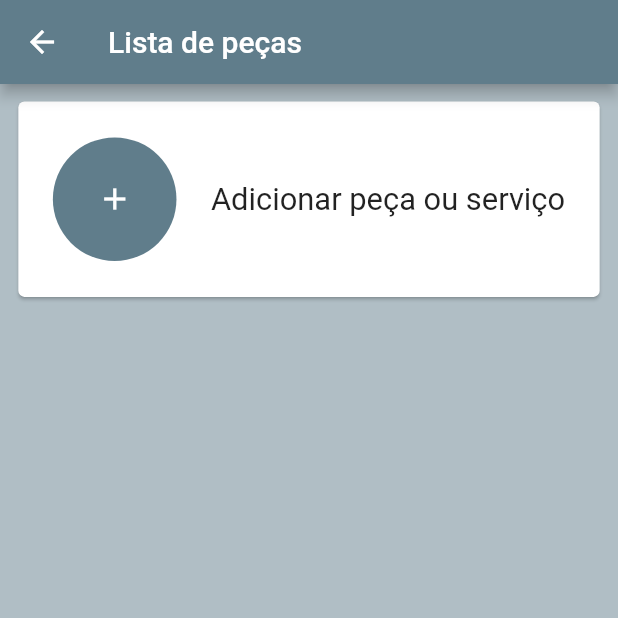
After one commit to ncn-freedev/flutter_repository, a Flutter app: the screen it shows after launch, after a tap on "Adicionar peça ou serviço", on a phone screen of 412 x 824 dp, the top half of it. The commit adds this screen. Run offline on Flutter 3.47's test engine with Material 2 defaults, Android fonts, the phone set to English and light mode, and no system bars; our stand-ins replace sqflite; accounts and stored records are empty; statements that could not run were skipped.

Commit message:
Últimas alterações

```diff
--- /dev/null
+++ b/car_pieces/lib/classPiece.dart
@@ -0,0 +1,35 @@
+class Piece {
+  int id;
+  String nome;
+  String marca;
+  DateTime data;
+  String local;
+  double preco;
+  String img;
+
+  Piece.fromMap(Map map) {
+    id = map["id"];
+    nome = map["nome"];
+    marca = map["marca"];
+    data = map["data"];
+    local = map["local"];
+    preco = map["preco"];
+    img = map["img"];
+  }
+
+  Map toMap() {
+    Map<String, dynamic> map = {
+      "nome": nome,
+      "marca": marca,
+      "data": data,
+      "local": local,
+      "preco": preco,
+      "img": img,
+    };
+    if (id != null) {
+      map["id"] = id;
+    }
+
+    return map;
+  }
+}
--- /dev/null
+++ b/car_pieces/lib/database/carpiecesDB.dart
@@ -0,0 +1,76 @@
+import 'package:car_pieces/classPiece.dart';
+import 'package:sqflite/sqflite.dart';
+import 'package:path/path.dart';
+import 'dart:async';
+
+class CarPiecesDB {
+  ///Padrão Sigleton
+  static final CarPiecesDB _instance = CarPiecesDB.internal();
+
+  factory CarPiecesDB() => _instance;
+
+  CarPiecesDB.internal();
+
+  ///Declarando o Bando de dados
+  Database _banco;
+
+  ///Inicializando o banco de dados
+  get banco async {
+    if (_banco != null) {
+      return _banco;
+    } else {
+      _banco = await initBanco();
+      return _banco;
+    }
+  }
+
+  ///Incializando o banco de dados
+  ///função chamada no get banco()
+  Future<Database> initBanco() async {
+    final dbPath = await getDatabasesPath();
+    final path = join(dbPath, "CarPiecesDB");
+    return await openDatabase(path, version: 1,
+        onCreate: (Database db, int newerversion) async {
+      await db.execute(
+          "CREATE TABLE carpieces (id INTEGER PRIMARY KEY, nome TEXT, marca TEXT, data DATE, local TEXT, preco FLOAT, img TEXT)");
+    });
+  }
+
+  void savePiece(Piece piece) async {
+    Database pieceDB = await banco;
+    piece.id = await pieceDB.insert("carpieces", piece.toMap());
+  }
+
+  Future<Piece> getPiece(int id) async {
+    Database pieceDB = await banco;
+    List<Map> maps = await pieceDB.query("carpieces",
+        columns: ["id", "nome", "marca", "data", "local", "preco", "img"],
+        where: "id = $id");
+    if (maps.length > 0) {
+      return Piece.fromMap(maps.first);
+    } else {
+      return null;
+    }
+  }
+
+  Future<int> deletePiece(int id) async {
+    Database pieceDB = await banco;
+    return await pieceDB.delete("carpieces", where: "id = $id");
+  }
+
+  void updatePiece(Piece piece) async {
+    Database pieceDB = await banco;
+    pieceDB.update("carpieces", piece.toMap(),
+        where: "id = ?", whereArgs: [piece.id]);
+  }
+
+  Future<List> getAllPieces() async {
+    Database pieceDB = await banco;
+    List listmaps = await pieceDB.rawQuery("SELECT * FROM carpieces");
+    List<Piece> pieceList = List();
+    for (Map map in listmaps) {
+      pieceList.add(Piece.fromMap(map));
+    }
+    return pieceList;
+  }
+}
--- a/car_pieces/lib/firstscreen.dart
+++ b/car_pieces/lib/firstscreen.dart
@@ -1,3 +1,7 @@
+import 'package:car_pieces/carInformations.dart';
+import 'package:car_pieces/classPiece.dart';
+import 'package:car_pieces/database/carpiecesDB.dart';
+import 'package:car_pieces/pieceListScreen.dart';
 import 'package:flutter/material.dart';
 
 class FirstScreen extends StatefulWidget {
@@ -6,6 +10,18 @@ class FirstScreen extends StatefulWidget {
 }
 
 class _FirstScreenState extends State<FirstScreen> {
+  CarPiecesDB data = CarPiecesDB();
+
+  List<Piece> pieceList;
+
+  @override
+  void initState() {
+    super.initState();
+    setState(() {
+      data.getAllPieces().then((list) => pieceList = list);
+    });
+  }
+
   @override
   Widget build(BuildContext context) {
     return Scaffold(
@@ -17,21 +33,63 @@ class _FirstScreenState extends State<FirstScreen> {
       backgroundColor: Colors.blueGrey[200],
       body: LayoutBuilder(
         builder: (context, constraints) {
-          return Column(
+          double containerWidth = constraints.maxWidth * .6;
+          double containerHeight = constraints.maxHeight * .2;
+          return Container(
+            child: SingleChildScrollView(
+              child: Column(
                 children: [
                   GestureDetector(
                     child: Padding(
                       padding: EdgeInsets.only(
                           top: constraints.maxHeight * 0.05,
-                    left: constraints.maxWidth * 0.1),
+                          left: constraints.maxWidth * 0.2),
                       child: Container(
                           color: Colors.blueGrey,
-                  width: constraints.maxWidth * .8,
-                  height: constraints.maxHeight * .2,
-                  child: Text("Adicionar peça ou serviço"),
+                          width: containerWidth,
+                          height: containerHeight,
+                          child: Center(
+                            child: Text(
+                              "Informações do carro",
+                              style: TextStyle(fontSize: containerHeight * .17),
                             ),
                           )),
+                    ),
+                    onTap: () {
+                      Navigator.push(
+                        context,
+                        MaterialPageRoute(
+                            builder: (context) => CarInformations()),
+                      );
+                    },
+                  ),
+                  GestureDetector(
+                    child: Padding(
+                      padding: EdgeInsets.only(
+                          top: constraints.maxHeight * 0.05,
+                          left: constraints.maxWidth * 0.2),
+                      child: Container(
+                          color: Colors.blueGrey,
+                          width: containerWidth,
+                          height: containerHeight,
+                          child: Center(
+                            child: Text("Adicionar peça ou serviço",
+                                style: TextStyle(
+                                  fontSize: containerHeight * 0.17,
+                                )),
+                          )),
+                    ),
+                    onTap: () {
+                      Navigator.push(
+                        context,
+                        MaterialPageRoute(
+                            builder: (context) => PieceListScreen()),
+                      );
+                    },
+                  ),
                 ],
+              ),
+            ),
           );
         },
       ),
--- /dev/null
+++ b/car_pieces/lib/pieceListScreen.dart
@@ -0,0 +1,131 @@
+import 'dart:io';
+
+import 'package:car_pieces/classPiece.dart';
+import 'package:car_pieces/database/carpiecesDB.dart';
+import 'package:car_pieces/pieceScreen.dart';
+import 'package:flutter/material.dart';
+
+class PieceListScreen extends StatefulWidget {
+  @override
+  _PieceListScreenState createState() => _PieceListScreenState();
+}
+
+class _PieceListScreenState extends State<PieceListScreen> {
+  CarPiecesDB data = CarPiecesDB();
+
+  List<Piece> pieceList = [];
+
+  int count;
+
+  @override
+  void initState() {
+    super.initState();
+    setState(() {
+      data.getAllPieces().then((list) {
+        pieceList = list;
+      });
+    });
+  }
+
+  @override
+  Widget build(BuildContext context) {
+    if (pieceList.length == 0) {
+      count = 1;
+    } else {
+      count = pieceList.length;
+    }
+    print(count);
+    return Scaffold(
+        appBar: AppBar(
+          backgroundColor: Colors.blueGrey,
+          title: Text("Lista de peças"),
+        ),
+        backgroundColor: Colors.blueGrey[200],
+        body: LayoutBuilder(builder: (context, constraints) {
+          return ListView.builder(
+            itemCount: count,
+            itemBuilder: (context, index) {
+              return SingleChildScrollView(
+                child: pieceCard(context, index, constraints.maxWidth,
+                    constraints.maxHeight),
+              );
+            },
+          );
+        }));
+  }
+
+  Widget pieceCard(
+      BuildContext context, int index, var sizeWwidth, var sizeHeight) {
+    if (pieceList.length == 0) {
+      return initPieceCard(sizeWwidth, sizeHeight);
+    } else {
+      return Container(
+          padding: EdgeInsets.only(
+              left: sizeWwidth * 0.02,
+              right: sizeWwidth * 0.02,
+              top: sizeHeight * 0.01,
+              bottom: sizeHeight * 0.01),
+          height: sizeHeight * .2,
+          child: GestureDetector(
+            child: Card(
+              child: Row(
+                mainAxisAlignment: MainAxisAlignment.spaceAround,
+                children: [
+                  CircleAvatar(
+                    radius: sizeWwidth * 0.1,
+                    child: Image.file(File(pieceList[index].img)),
+                  ),
+                  Text(
+                    pieceList[index].nome,
+                    style: TextStyle(fontSize: sizeWwidth * 0.05),
+                  )
+                ],
+              ),
+            ),
+            onTap: () {
+              Navigator.push(
+                context,
+                MaterialPageRoute(builder: (context) => PieceScreen()),
+              );
+            },
+          ));
+    }
+  }
+
+  Widget initPieceCard(var sizeWwidth, var sizeHeight) {
+    return Container(
+        padding: EdgeInsets.only(
+            left: sizeWwidth * 0.02,
+            right: sizeWwidth * 0.02,
+            top: sizeHeight * 0.01,
+            bottom: sizeHeight * 0.01),
+        height: sizeHeight * .2,
+        child: GestureDetector(
+          child: Card(
+            child: Row(
+              mainAxisAlignment: MainAxisAlignment.spaceEvenly,
+              children: [
+                CircleAvatar(
+                  backgroundColor: Colors.blueGrey,
+                  radius: sizeWwidth * 0.1,
+                  child: Icon(
+                    Icons.add,
+                    color: Colors.white,
+                  ),
+                ),
+                Text(
+                  "Adicionar peça ou serviço",
+                  style: TextStyle(fontSize: sizeWwidth * 0.05),
+                )
+              ],
+            ),
+          ),
+          onTap: () {
+            Navigator.push(
+              context,
+              MaterialPageRoute(builder: (context) => PieceScreen()),
+            );
+          },
+        ));
+  }
+}
--- a/car_pieces/pubspec.yaml
+++ b/car_pieces/pubspec.yaml
@@ -28,6 +28,8 @@ dependencies:
   # The following adds the Cupertino Icons font to your application.
   # Use with the CupertinoIcons class for iOS style icons.
   cupertino_icons: ^0.1.3
+  path_provider: ^1.6.11
+  sqflite: any
 
 dev_dependencies:
   flutter_test:
```
Also changed, not shown: car_pieces/lib/carInformations.dart (added, +103 -0 lines), car_pieces/lib/database/carpiecesPath.dart (added, +31 -0 lines), car_pieces/lib/pieceScreen.dart (added, +20 -0 lines), car_pieces/pubspec.lock. Lines whose indentation alone changed are shown as unchanged.
